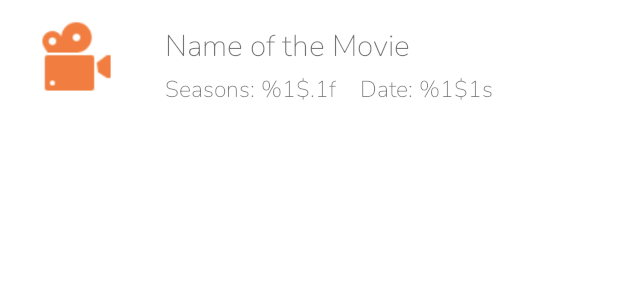
After one commit to DeveloperKurt/TVShowManager, an Android app: the layout movie_list_item.xml on its own in the app's theme, with its tools: preview values and no code run, on a phone screen of 412 x 824 dp. The commit adds this screen. Shown: the top 300 px of the screen. Run offline under Robolectric (Android 15) with nearby library versions, the phone set to English and light mode, and no system bars; Roboto replaces fonts that are not available here.

Commit message:
Implemented the basic "list TV shows" features

```diff
--- a/app/build.gradle
+++ b/app/build.gradle
@@ -55,6 +55,7 @@ apollo {
 
 dependencies {
 
+    implementation 'androidx.databinding:databinding-runtime:4.1.3'
     kapt "com.google.dagger:hilt-android-compiler:2.38.1"
     kapt "androidx.hilt:hilt-compiler:1.0.0"
 
--- a/app/src/main/java/com/developerkurt/tvshowmanager/di/ViewModelTVShowModule.kt
+++ b/app/src/main/java/com/developerkurt/tvshowmanager/di/ViewModelTVShowModule.kt
@@ -2,6 +2,7 @@ package com.developerkurt.tvshowmanager.di
 
 import android.content.Context
 import com.apollographql.apollo.ApolloClient
+import com.apollographql.apollo.fetcher.ApolloResponseFetchers
 import dagger.Module
 import dagger.Provides
 import dagger.hilt.InstallIn
@@ -26,6 +27,7 @@ object ViewModelTVShowModule
         return ApolloClient.builder()
             .serverUrl("https://tv-show-manager.combyne.com/graphql")
             .okHttpClient(okHttpClient)
+            .defaultResponseFetcher(ApolloResponseFetchers.CACHE_AND_NETWORK)
             .build()
     }
 
--- /dev/null
+++ b/app/src/main/res/layout/movie_list_item.xml
@@ -0,0 +1,71 @@
+<?xml version="1.0" encoding="utf-8"?>
+
+<androidx.constraintlayout.widget.ConstraintLayout
+
+    xmlns:android="http://schemas.android.com/apk/res/android"
+    xmlns:app="http://schemas.android.com/apk/res-auto"
+    xmlns:tools="http://schemas.android.com/tools"
+    android:layout_width="match_parent"
+    android:layout_height="85dp">
+
+    <ImageView
+        android:id="@+id/iv_movie_image"
+        android:layout_width="70dp"
+        android:layout_height="70dp"
+        android:layout_marginStart="16dp"
+        android:layout_marginTop="8dp"
+        android:layout_marginBottom="12dp"
+        android:padding="8dp"
+        android:src="@drawable/ic_movie_projector"
+        app:layout_constraintBottom_toBottomOf="parent"
+        app:layout_constraintStart_toStartOf="parent"
+        app:layout_constraintTop_toTopOf="parent" />
+
+    <TextView
+        android:id="@+id/tv_movie_name"
+        android:layout_width="0dp"
+        android:layout_height="wrap_content"
+        android:layout_marginStart="24dp"
+        android:layout_marginTop="8dp"
+        android:maxLines="2"
+        android:textSize="20sp"
+        app:layout_constraintBottom_toBottomOf="parent"
+        app:layout_constraintEnd_toEndOf="parent"
+        app:layout_constraintHorizontal_bias="0.0"
+        app:layout_constraintStart_toEndOf="@+id/iv_movie_image"
+        app:layout_constraintTop_toTopOf="parent"
+        app:layout_constraintVertical_bias="0.16000003"
+        tools:text="Name of the Movie" />
+
+    <TextView
+        android:id="@+id/tv_seasons"
+        android:layout_width="wrap_content"
+        android:layout_height="wrap_content"
+        android:layout_marginTop="4dp"
+        android:layout_marginEnd="16dp"
+        android:layout_marginBottom="8dp"
+        android:textSize="15sp"
+        app:layout_constraintBottom_toBottomOf="parent"
+        app:layout_constraintEnd_toEndOf="parent"
+        app:layout_constraintHorizontal_bias="0.0"
+        app:layout_constraintStart_toStartOf="@+id/tv_movie_name"
+        app:layout_constraintTop_toBottomOf="@+id/tv_movie_name"
+        app:layout_constraintVertical_bias="0.0"
+        tools:text="@string/seasons" />
+
+
+    <TextView
+        android:id="@+id/tv_date"
+        android:layout_width="wrap_content"
+        android:layout_height="wrap_content"
+        android:layout_marginStart="16dp"
+        android:layout_marginEnd="8dp"
+        android:textSize="15sp"
+        app:layout_constraintBottom_toBottomOf="@+id/tv_seasons"
+        app:layout_constraintEnd_toEndOf="parent"
+        app:layout_constraintHorizontal_bias="0.0"
+        app:layout_constraintStart_toEndOf="@+id/tv_seasons"
+        app:layout_constraintTop_toTopOf="@+id/tv_seasons"
+        app:layout_constraintVertical_bias="0.0"
+        tools:text="@string/date" />
+</androidx.constraintlayout.widget.ConstraintLayout>
--- a/app/src/main/res/values-night/themes.xml
+++ b/app/src/main/res/values-night/themes.xml
@@ -10,7 +10,7 @@
         <item name="colorSecondaryVariant">#E0611D</item>
         <item name="colorOnSecondary">#1A1A1A</item>
 
-        <item name="colorSurface">#1A1A1A</item>
+        <item name="colorSurface">#292929</item>
         <item name="colorOnSurface">#D0D0D0</item>
 
         <!-- Status bar color. -->
--- a/app/src/main/res/values/strings.xml
+++ b/app/src/main/res/values/strings.xml
@@ -6,4 +6,9 @@
     <string name="combyne">combyne</string>
     <string name="developerkurt">DeveloperKurt</string>
     <string name="show_movies">Show Movies</string>
+    <string name="tv_shows">TV Shows</string>
+    <string name="seasons">Seasons: %1$.1f</string>
+    <string name="date">Date: %1$1s</string>
+    <string name="data_failed_to_fetch">Failed to fetch the data</string>
+
 </resources>
--- a/app/src/main/res/values/themes.xml
+++ b/app/src/main/res/values/themes.xml
@@ -10,8 +10,8 @@
         <item name="colorSecondaryVariant">#E0611D</item>
         <item name="colorOnSecondary">#F2F2F2</item>
 
-        <item name="colorSurface">#F2F2F2</item>
-        <item name="colorOnSurface">#5B5B5B</item>
+        <item name="colorSurface">#F5F5F5</item>
+        <item name="colorOnSurface">#E0656565</item>
 
         <!-- Status bar color. -->
         <item name="android:statusBarColor" tools:targetApi="l">?attr/colorSecondaryVariant</item>
```
Also changed, not shown: app/src/main/java/com/developerkurt/tvshowmanager/adapters/MovieListAdapter.kt (added, +52 -0 lines), app/src/main/java/com/developerkurt/tvshowmanager/data/Result.kt (added, +38 -0 lines), app/src/main/java/com/developerkurt/tvshowmanager/model/Movie.kt (added, +7 -0 lines), app/src/main/java/com/developerkurt/tvshowmanager/ui/BaseDataFragment.kt (added, +50 -0 lines), app/src/main/java/com/developerkurt/tvshowmanager/ui/ListTVShowsFragment.kt (+54 -7 lines), app/src/main/java/com/developerkurt/tvshowmanager/viewmodel/TVShowViewModel.kt (+80 -7 lines), app/src/main/res/layout/list_tv_shows_fragment.xml (+60 -3 lines), app/src/main/res/navigation/nav_graph.xml (+5 -2 lines), app/src/main/res/values/colors.xml (+1 -7 lines), app/src/main/res/drawable/ic_back.png (added), app/src/main/res/drawable/ic_movie_projector.png (added).
